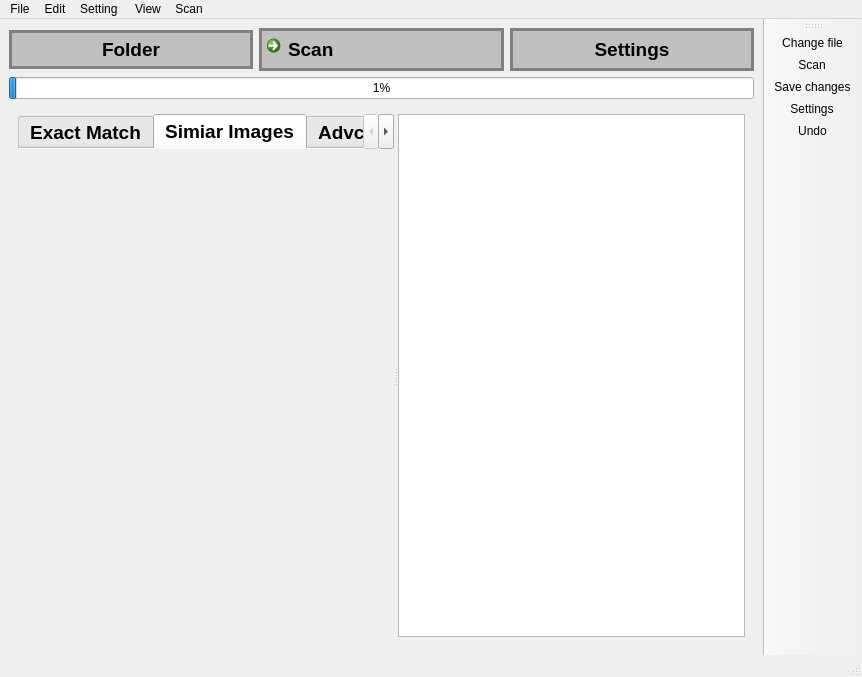
Qt form mainwindow.ui (Effi-S/Image-Organizer) before a commit.
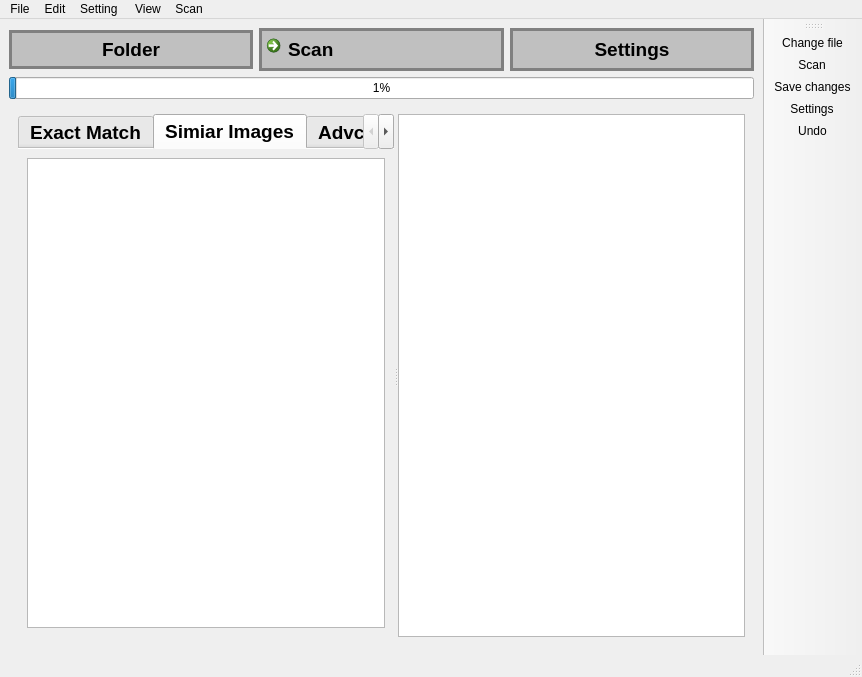
The same form after that commit. The open tabs and pages were chosen to show the change. Icons and pictures are not drawn.

Commit message: need to add drag n drop

Patch:
```diff
--- a/mainwindow.ui
+++ b/mainwindow.ui
@@ -299,7 +299,11 @@
            <attribute name="title">
             <string>Simiar Images</string>
            </attribute>
-           <layout class="QVBoxLayout" name="verticalLayout_12"/>
+           <layout class="QVBoxLayout" name="verticalLayout_12">
+            <item>
+             <widget class="QColumnView" name="similar_columnView"/>
+            </item>
+           </layout>
           </widget>
           <widget class="QWidget" name="tab_advanced">
            <attribute name="icon">
```
Left out of the diff: 2 changed lines with no effect on the pictures. The commit also changes 2 other files.
